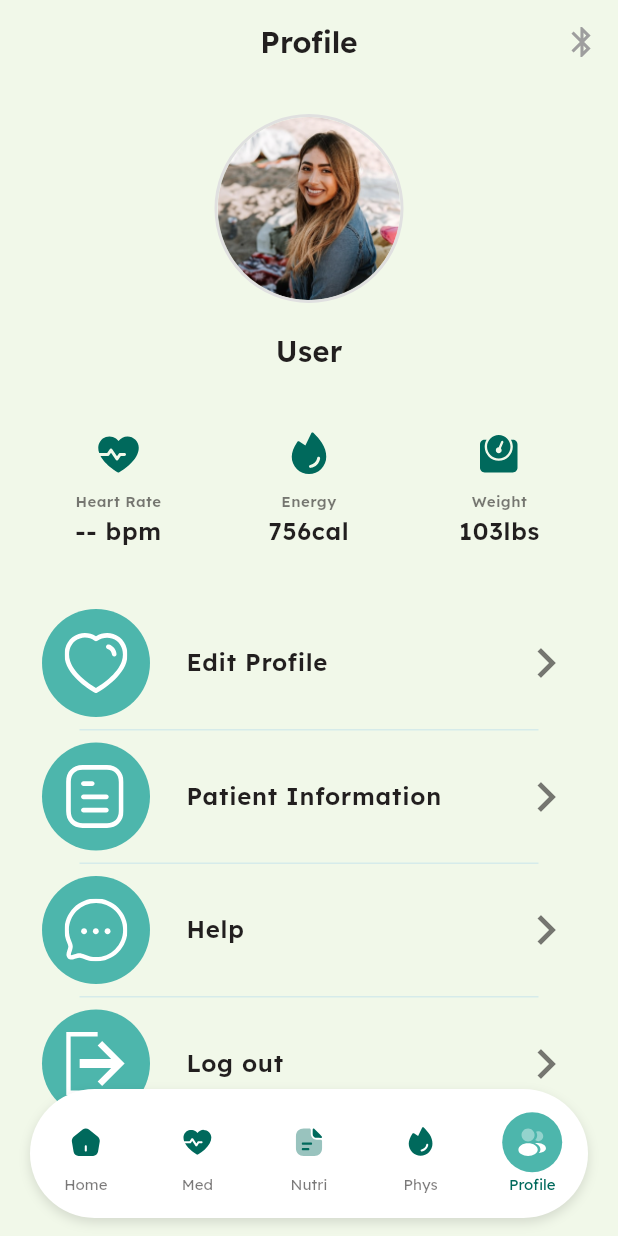
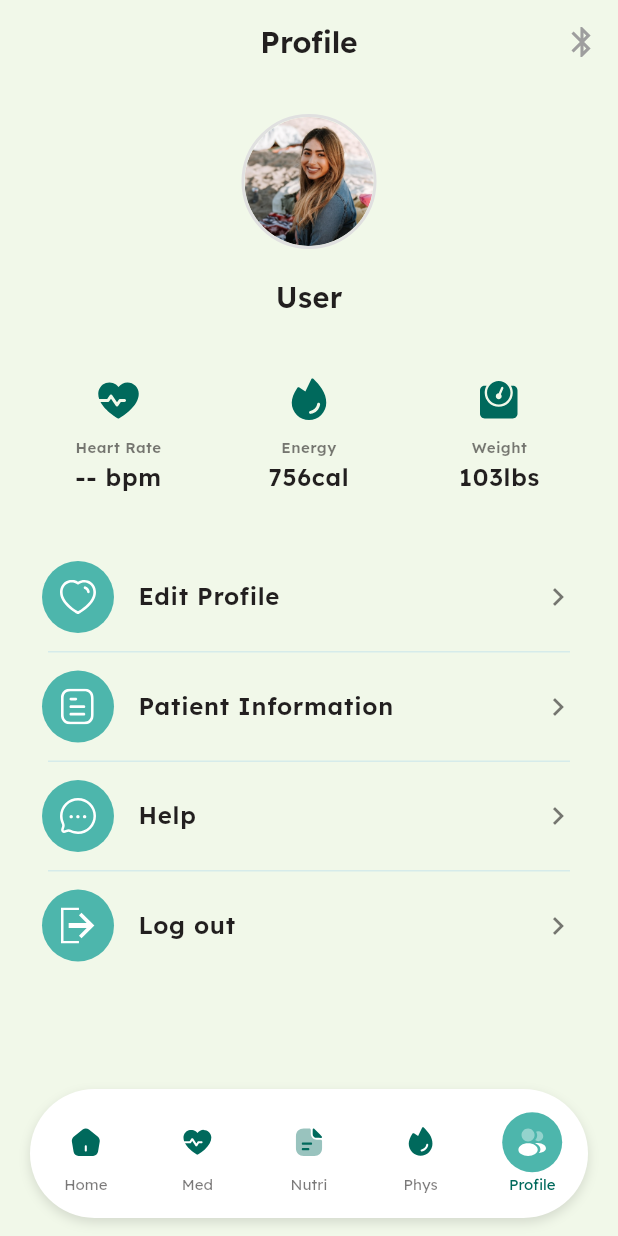
Before and after one commit to HungNguyenBa1811/memotion, a Flutter app: the ProfileScreenContent screen opened by its route, on a phone screen of 412 x 824 dp. Run offline on Flutter 3.47's test engine with Material 3 defaults, Android fonts, the phone set to English and light mode, and no system bars; our stand-ins replace camera, connectivity_plus, dio, flutter_blue_plus, flutter_riverpod, flutter_secure_storage and 8 more; missing offline and left inert: alarm, health, mobile_scanner, video_thumbnail; accounts and stored records are empty; network calls fail.

Commit message:
feat: implement workout vertical card widget, patient workout screen, and profile screen structure

```diff
--- a/lib/features/profile/screens/profile_screen.dart
+++ b/lib/features/profile/screens/profile_screen.dart
@@ -58,13 +58,25 @@ class _ProfileScreenContentState extends ConsumerState<ProfileScreenContent> {
 
   @override
   Widget build(BuildContext context) {
+    final isTablet = ResponsiveUtils.isTabletOrLarger(context);
+
+    // Tách biệt hoàn toàn layout giữa Mobile và Tablet
+    if (isTablet) {
+      return _buildTabletLayout(context);
+    } else {
+      return _buildMobileLayout(context);
+    }
+  }
+
+  // ─── TABLET LAYOUT (Nguyên bản cũ chứa scale bự) ──────────────────────────
+  Widget _buildTabletLayout(BuildContext context) {
     final vm = ref.watch(profileViewModelProvider);
     final user = vm.user;
     final hrState = ref.watch(heartRateProvider);
     final bpmText = hrState.bpm > 0 ? '${hrState.bpm} bpm' : '-- bpm';
-    final isTablet = ResponsiveUtils.isTabletOrLarger(context);
+    final isTablet = true;
     final isLarge = ResponsiveUtils.isLargeTablet(context);
-    final scale = isLarge ? 1.5 : isTablet ? 1.3 : 1.0;
+    final scale = isLarge ? 1.5 : 1.3;
     final textScale = ResponsiveUtils.textScaleFactor(context) * scale;
 
     // Left Section
@@ -115,7 +127,7 @@ class _ProfileScreenContentState extends ConsumerState<ProfileScreenContent> {
         ),
         SizedBox(height: 16 * scale),
 
-        // Health stats row (Heart Rate / Energy / Weight)
+        // Health stats row
         Center(
           child: ConstrainedBox(
             constraints: BoxConstraints(
@@ -197,7 +209,7 @@ class _ProfileScreenContentState extends ConsumerState<ProfileScreenContent> {
             icon: Icon(
               Icons.bluetooth,
               color: hrState.isLive ? AppColors.primary : Colors.grey,
-              size: isTablet ? 36 : 24,
+              size: 36,
             ),
             onPressed: () => _showBleScanDialog(context),
           ),
@@ -218,94 +230,158 @@ class _ProfileScreenContentState extends ConsumerState<ProfileScreenContent> {
     );
   }
 
-  // ignore: unused_element
-  Widget _buildStatItem(String label, String value, IconData icon) {
-    return Column(
+  // ─── MOBILE LAYOUT (Kích thước gốc thanh lịch đã refactor) ─────────────────
+  Widget _buildMobileLayout(BuildContext context) {
+    final vm = ref.watch(profileViewModelProvider);
+    final user = vm.user;
+    final hrState = ref.watch(heartRateProvider);
+    final bpmText = hrState.bpm > 0 ? '${hrState.bpm} bpm' : '-- bpm';
+
+    // Thuần túy tính theo ResponsiveUtils
+    final textScale = ResponsiveUtils.textScaleFactor(context);
+
+    // Left Section
+    final userProfileSection = Column(
       children: [
-        Icon(icon, color: AppColors.primary, size: 24),
+        const SizedBox(height: 20),
+        // Profile avatar (Mặc định 90px theo utils)
+        Container(
+          width: ResponsiveUtils.avatarSize(context),
+          height: ResponsiveUtils.avatarSize(context),
+          decoration: BoxDecoration(
+            shape: BoxShape.circle,
+            border: Border.all(color: Colors.grey.shade300, width: 2),
+          ),
+          child: user?.avatarUrl != null
+              ? ClipOval(
+                  child: Image.network(
+                    user!.avatarUrl!,
+                    fit: BoxFit.cover,
+                  ),
+                )
+              : ClipOval(
+                  child: Image.asset(
+                    'assets/images/Avatar.png',
+                    fit: BoxFit.cover,
+                  ),
+                ),
+        ),
+        const SizedBox(height: 18),
+
+        // User name
+        Text(
+          vm.displayName,
+          style: AppTextStyles.headline2.copyWith(
+            fontWeight: FontWeight.w600,
+            fontSize: 24 * textScale * 0.8,
+          ),
+        ),
         const SizedBox(height: 8),
+
+        // User email
         Text(
-          value,
-          style: AppTextStyles.headline3.copyWith(color: AppColors.primary),
+          vm.displayEmail,
+          style: AppTextStyles.bodyMedium.copyWith(
+            color: AppColors.textSecondary,
+            fontSize: 14 * textScale * 0.8,
+          ),
         ),
-        const SizedBox(height: 4),
-        Text(label, style: AppTextStyles.caption),
+        const SizedBox(height: 16),
+
+        // Health stats row
+        Center(
+          child: Padding(
+            padding: EdgeInsets.symmetric(
+              horizontal: ResponsiveUtils.horizontalPadding(context),
+            ),
+            child: Row(
+              mainAxisAlignment: MainAxisAlignment.spaceBetween,
+              children: [
+                _buildHealthStat(
+                  svgAsset: 'assets/images/heartbeat_icon.svg',
+                  fallbackIcon: Icons.favorite,
+                  label: 'Heart Rate',
+                  value: bpmText,
+                  textScale: textScale,
+                  iconSize: 32,
+                ),
+                Container(
+                  width: 1,
+                  height: 44,
+                  color: AppColors.background,
+                ),
+                _buildHealthStat(
+                  svgAsset: 'assets/images/fire_icon.svg',
+                  fallbackIcon: Icons.local_fire_department,
+                  label: 'Energy',
+                  value: '756cal',
+                  textScale: textScale,
+                  iconSize: 32,
+                ),
+                Container(
+                  width: 1,
+                  height: 44,
+                  color: AppColors.background,
+                ),
+                _buildHealthStat(
+                  svgAsset: 'assets/images/weight_icon.svg',
+                  fallbackIcon: Icons.fitness_center,
+                  label: 'Weight',
+                  value: '103lbs',
+                  textScale: textScale,
+                  iconSize: 32,
+                ),
+              ],
+            ),
+          ),
+        ),
       ],
     );
-  }
 
-  // ignore: unused_element
-  Widget _buildDivider() {
-    return Container(height: 40, width: 1, color: AppColors.divider);
-  }
+    // Right Section
+    final menuSection = Center(
+      child: Padding(
+        padding: EdgeInsets.symmetric(
+          horizontal: ResponsiveUtils.horizontalPadding(context),
+        ),
+        child: _buildFigmaMenu(context, ref, false, textScale, 1.0),
+      ),
+    );
 
-  // ignore: unused_element
-  Widget _buildMenuSection() {
-    final menuItems = [
-      _MenuItem(
-        iconWidget: Image.asset(
-          'assets/images/icon_user.png',
-          width: 22,
-          height: 22,
-          color: AppColors.textPrimary,
-        ),
-        title: 'Account',
-        onTap: () {},
-      ),
-      _MenuItem(
-        icon: Icons.notifications_outlined,
-        title: 'Notifications',
-        onTap: () {},
-      ),
-      _MenuItem(icon: Icons.lock_outline, title: 'Security', onTap: () {}),
-      _MenuItem(
-        icon: Icons.help_outline,
-        title: 'Help & Support',
-        onTap: () {},
-      ),
-      _MenuItem(icon: Icons.info_outline, title: 'About', onTap: () {}),
-    ];
-
-    return Container(
-      decoration: BoxDecoration(
-        color: AppColors.surface,
-        borderRadius: BorderRadius.circular(16),
-        boxShadow: [
-          BoxShadow(
-            color: AppColors.shadow,
-            blurRadius: 10,
-            offset: const Offset(0, 4),
+    return Scaffold(
+      backgroundColor: AppColors.background,
+      appBar: AppBar(
+        backgroundColor: AppColors.background,
+        elevation: 0,
+        title: Text('Profile', style: AppTextStyles.headline2.copyWith(fontSize: 20 * textScale)),
+        centerTitle: true,
+        actions: [
+          IconButton(
+            icon: Icon(
+              Icons.bluetooth,
+              color: hrState.isLive ? AppColors.primary : Colors.grey,
+              size: 24,
+            ),
+            onPressed: () => _showBleScanDialog(context),
           ),
         ],
       ),
-      child: Column(
-        children: menuItems.map((item) {
-          final isLast = item == menuItems.last;
-          return Column(
+      body: SafeArea(
+        child: SingleChildScrollView(
+          child: Column(
             children: [
-              ListTile(
-                leading:
-                    item.iconWidget ??
-                    Icon(item.icon, color: AppColors.textPrimary),
-                title: Text(item.title, style: AppTextStyles.bodyMedium),
-                trailing: const Icon(
-                  Icons.chevron_right,
-                  color: AppColors.textSecondary,
-                ),
-                onTap: item.onTap,
-              ),
-              if (!isLast)
-                const Padding(
-                  padding: EdgeInsets.symmetric(horizontal: 16),
-                  child: Divider(height: 1, color: AppColors.divider),
-                ),
+              userProfileSection,
+              const SizedBox(height: 32),
+              menuSection,
+              SizedBox(height: ResponsiveUtils.bottomNavPadding(context)),
             ],
-          );
-        }).toList(),
+          ),
+        ),
       ),
     );
   }
 
+  // ─── UTILS ────────────────────────────────────────────────────────────────
   Widget _buildHealthStat({
     String? svgAsset,
     IconData? fallbackIcon,
@@ -318,7 +394,7 @@ class _ProfileScreenContentState extends ConsumerState<ProfileScreenContent> {
       child: Column(
         children: [
           // Icon
-          Container(
+          SizedBox(
             width: iconSize,
             height: iconSize,
             child: Center(
@@ -423,8 +499,9 @@ class _ProfileScreenContentState extends ConsumerState<ProfileScreenContent> {
       },
     ];
 
-    final iconBoxSize = 72.0 * scale;
-    final iconImageSize = 42.0 * scale;
+    // Sử dụng iconBoxSize tuỳ chỉnh theo scale của Tablet (hoặc 48 trên Mobile)
+    final iconBoxSize = isTablet ? 72.0 * scale : 48.0;
+    final iconImageSize = isTablet ? 42.0 * scale : 24.0;
 
     return Column(
       children: items.asMap().entries.map((entry) {
@@ -439,7 +516,7 @@ class _ProfileScreenContentState extends ConsumerState<ProfileScreenContent> {
               child: Padding(
                 padding: EdgeInsets.symmetric(
                   horizontal: 12,
-                  vertical: 8 * scale,
+                  vertical: isTablet ? 8 * scale : 12,
                 ),
                 child: Row(
                   children: [
@@ -476,7 +553,7 @@ class _ProfileScreenContentState extends ConsumerState<ProfileScreenContent> {
                             : Icon(it['icon'] as IconData, color: Colors.white, size: iconImageSize),
                       ),
                     ),
-                    SizedBox(width: 24 * scale),
+                    SizedBox(width: isTablet ? 24 * scale : 16),
                     Expanded(
                       child: Text(
                         it['title'] as String,
@@ -489,7 +566,7 @@ class _ProfileScreenContentState extends ConsumerState<ProfileScreenContent> {
                     Icon(
                       Icons.chevron_right,
                       color: AppColors.textSecondary,
-                      size: 40 * scale,
+                      size: isTablet ? 40 * scale : 24,
                     ),
                   ],
                 ),
@@ -497,7 +574,7 @@ class _ProfileScreenContentState extends ConsumerState<ProfileScreenContent> {
             ),
             if (!isLast)
               Padding(
-                padding: const EdgeInsets.symmetric(horizontal: 37),
+                padding: EdgeInsets.symmetric(horizontal: isTablet ? 37 : 16),
                 child: Divider(
                   height: 1,
                   thickness: 1,
@@ -568,22 +645,7 @@ class _SvgAssetWithFallbackState extends State<SvgAssetWithFallback> {
   }
 }
 
-class _MenuItem {
-  final IconData? icon;
-  final Widget? iconWidget;
-  final String title;
-  final VoidCallback onTap;
-
-  const _MenuItem({
-    this.icon,
-    this.iconWidget,
-    required this.title,
-    required this.onTap,
-  });
-}
-
 // ── BLE Scan Bottom Sheet ──────────────────────────────────────────────────
-
 class _BleScanSheet extends ConsumerStatefulWidget {
   const _BleScanSheet({required this.notifier});
   final HeartRateNotifier notifier;
```
Also changed, not shown: lib/features/workout/screens/patient/patient_workout_screen.dart (+99 -122 lines), lib/features/workout/widgets/workout_vertical_card.dart (+40 -39 lines).
